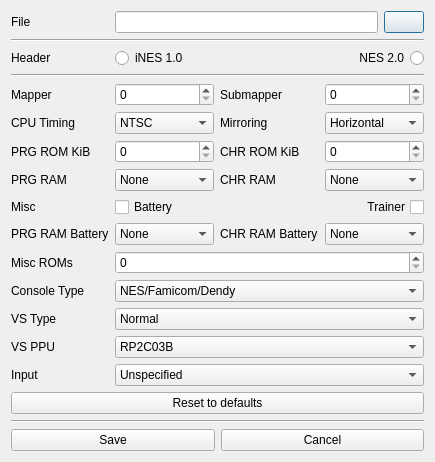
Old version of the form src/gui/designer/dlgHeaderEditor.ui in the repository punesemu/puNES.
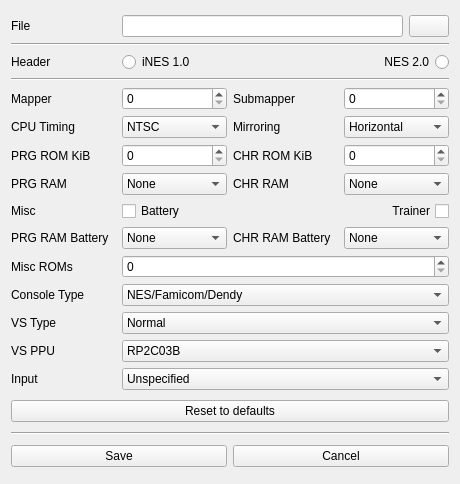
New version of the form. Icons and pictures are not drawn. Custom widgets are drawn as their Qt base class.

Commit message: Updated dlgHeaderEditor to wdgTitleBarWindow and reassigned the previous widget names to avoid problems with existing translations.

The edit to the form file:
```diff
--- a/src/gui/designer/dlgHeaderEditor.ui
+++ b/src/gui/designer/dlgHeaderEditor.ui
@@ -1,12 +1,12 @@
 <?xml version="1.0" encoding="UTF-8"?>
 <ui version="4.0">
  <class>dlgHeaderEditor</class>
- <widget class="QDialog" name="dlgHeaderEditor">
+ <widget class="QWidget" name="dlgHeaderEditor">
   <property name="geometry">
    <rect>
     <x>0</x>
     <y>0</y>
-    <width>418</width>
+    <width>460</width>
     <height>484</height>
    </rect>
   </property>
@@ -18,9 +18,6 @@
     <normaloff>:/icon/icons/application.png</normaloff>:/icon/icons/application.png</iconset>
   </property>
   <layout class="QVBoxLayout" name="verticalLayout_dlgHeaderEditor">
-   <property name="sizeConstraint">
-    <enum>QLayout::SetFixedSize</enum>
-   </property>
    <item>
     <layout class="QGridLayout" name="gridLayout_HeaderEditor" columnstretch="0,0,0,0">
      <item row="4" column="0">
```
Left out of the diff: 6 changed lines with no effect on the pictures. The commit also changes 53 other files.
